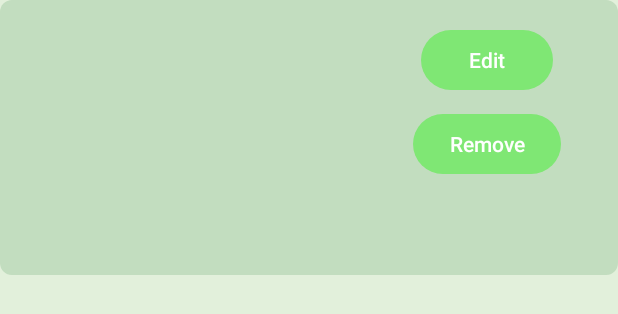
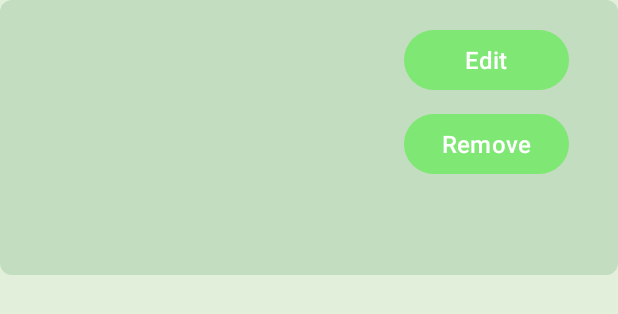
Before and after one commit to Martin-Toma/LogoQuizITU, an Android app: the layout item_image.xml on its own in the app's theme, with its tools: preview values and no code run, on a phone screen of 412 x 824 dp. Shown: the top 314 px of the screen. Run offline under Robolectric (Android 15) with nearby library versions, the phone set to English and light mode, and no system bars.

Commit message:
fix: UI buttons sizes set, centered text

```diff
--- a/app/src/main/res/layout/item_image.xml
+++ b/app/src/main/res/layout/item_image.xml
@@ -44,6 +44,7 @@
                 android:layout_width="wrap_content"
                 android:layout_height="wrap_content"
                 android:layout_marginTop="8dp"
+                android:layout_gravity="center_horizontal"
                 android:textColor="@color/black"
                 android:textSize="20sp" />
         </LinearLayout>
@@ -55,7 +56,8 @@
             android:padding="8dp">
             <Button
                 android:id="@+id/editBtn"
-                android:layout_width="wrap_content"
+                android:layout_width="110dp"
+                android:textSize="16sp"
                 android:layout_height="wrap_content"
                 android:layout_gravity="center"
                 android:layout_marginBottom="8dp"
@@ -63,7 +65,8 @@
                 />
             <Button
                 android:id="@+id/deleteBtn"
-                android:layout_width="wrap_content"
+                android:layout_width="110dp"
+                android:textSize="16sp"
                 android:layout_height="wrap_content"
                 android:layout_gravity="center"
                 android:text="Remove"
```
